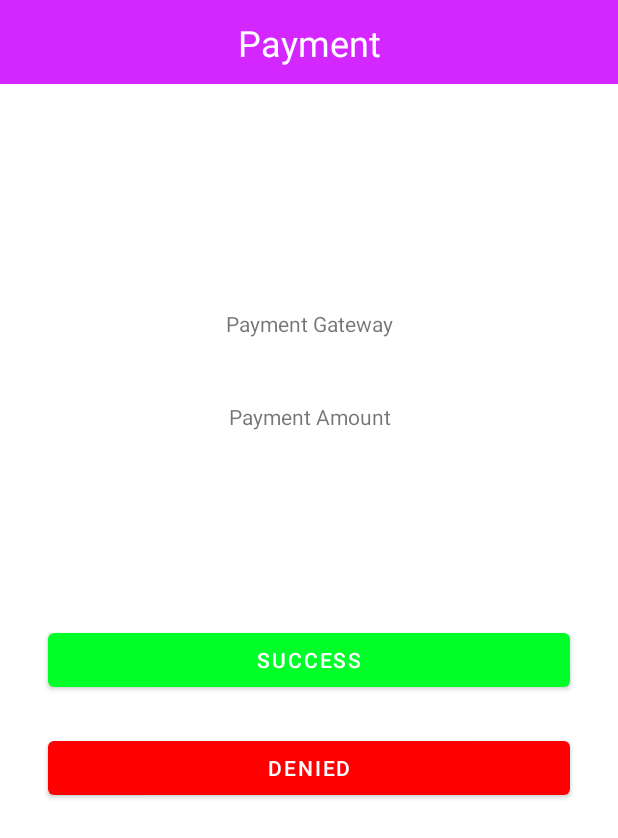
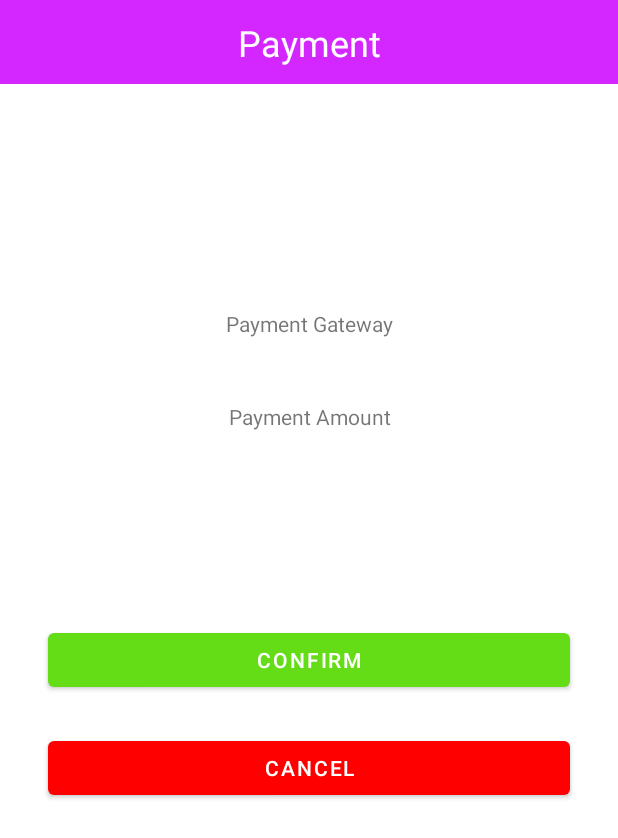
Before and after one commit to TYH-TARC/Android-Assignment, an Android app: the layout activity_payment.xml on its own in the app's theme, with its tools: preview values and no code run, on a phone screen of 412 x 824 dp. Shown: the top 838 px of the screen. Run offline under Robolectric (Android 15) with nearby library versions, the phone set to English and light mode, and no system bars.

Commit message:
Change reload confirmation page detail

```diff
--- a/app/src/main/java/com/twoinc/twopay/Payment.kt
+++ b/app/src/main/java/com/twoinc/twopay/Payment.kt
@@ -27,8 +27,8 @@ class Payment : AppCompatActivity() {
         val successBut = findViewById<Button>(R.id.successBut)
         val deniedBut = findViewById<Button>(R.id.deniedBut)
 
-        gatewayHolder.setText(gateway)
-        amountHolder.setText(amount)
+        gatewayHolder.setText("Reload Gateway : $gateway")
+        amountHolder.setText("Reload Amount : RM $amount")
 
         fun backToHome(res: String){
             val changePage = Intent(this,HomePage::class.java)
--- a/app/src/main/res/layout/activity_payment.xml
+++ b/app/src/main/res/layout/activity_payment.xml
@@ -65,7 +65,7 @@
         android:layout_marginLeft="32dp"
         android:layout_marginEnd="32dp"
         android:layout_marginRight="32dp"
-        android:text="Success"
+        android:text="Confirm"
         app:backgroundTint="@color/success_green"
         app:layout_constraintBottom_toBottomOf="parent"
         app:layout_constraintEnd_toEndOf="parent"
@@ -80,7 +80,7 @@
         android:layout_marginLeft="32dp"
         android:layout_marginEnd="32dp"
         android:layout_marginRight="32dp"
-        android:text="Denied"
+        android:text="Cancel"
         app:backgroundTint="@color/alert_red"
         app:layout_constraintBottom_toBottomOf="parent"
         app:layout_constraintEnd_toEndOf="parent"
--- a/app/src/main/res/values/colors.xml
+++ b/app/src/main/res/values/colors.xml
@@ -10,7 +10,7 @@
     <color name="gradient_EndColor">#BE86D7</color>
     <color name="menuBar_lightBlue">#DEB9EDF3</color>
     <color name="alert_red">#FF0000</color>
-    <color name="success_green">#00FF29</color>
+    <color name="success_green">#64dd17</color>
     <color name="title_grey">#989898</color>
     <color name="subtitle_grey">#A6A5A5</color>
     <color name="transparent">#00FFFFFF</color>
--- a/app/src/main/res/values/strings.xml
+++ b/app/src/main/res/values/strings.xml
@@ -59,9 +59,7 @@
     <string name="reload_cardNum">Card Number</string>
     <string name="relaod_cardExp">MM / YY</string>
     <string name="reload_cardCvv">CVV / CVV 2</string>
-    <!-- TODO: Remove or change this placeholder text -->
     <string name="hello_blank_fragment">Hello blank fragment</string>
-    <!-- Strings related to login -->
     <string name="prompt_email">Email</string>
     <string name="prompt_password">Password</string>
     <string name="action_sign_in">Sign in or register</string>
```
